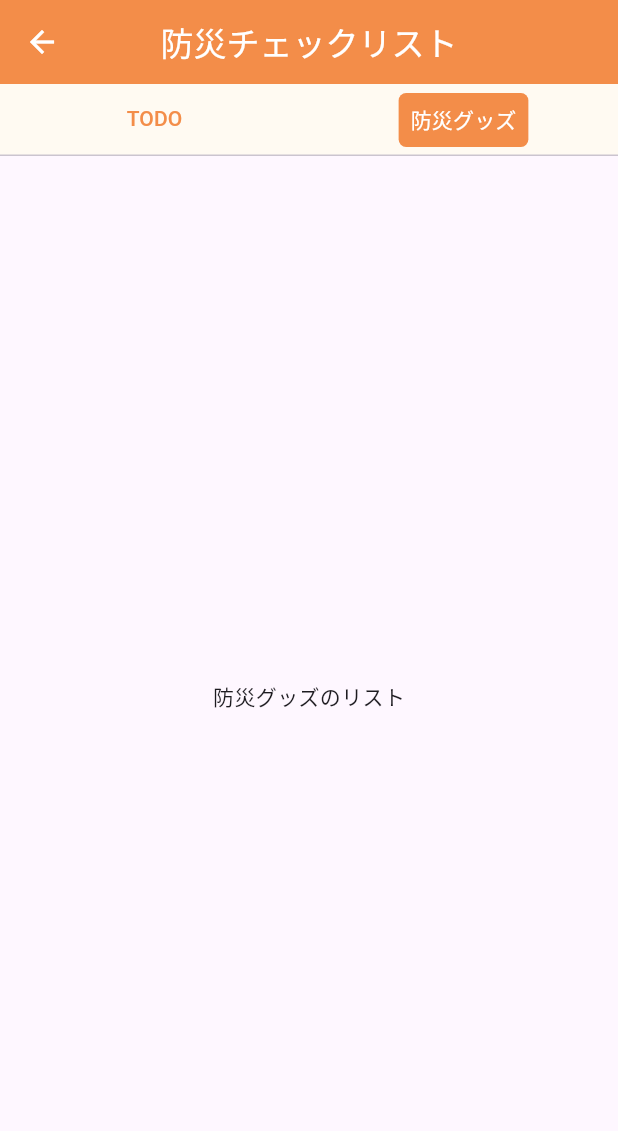
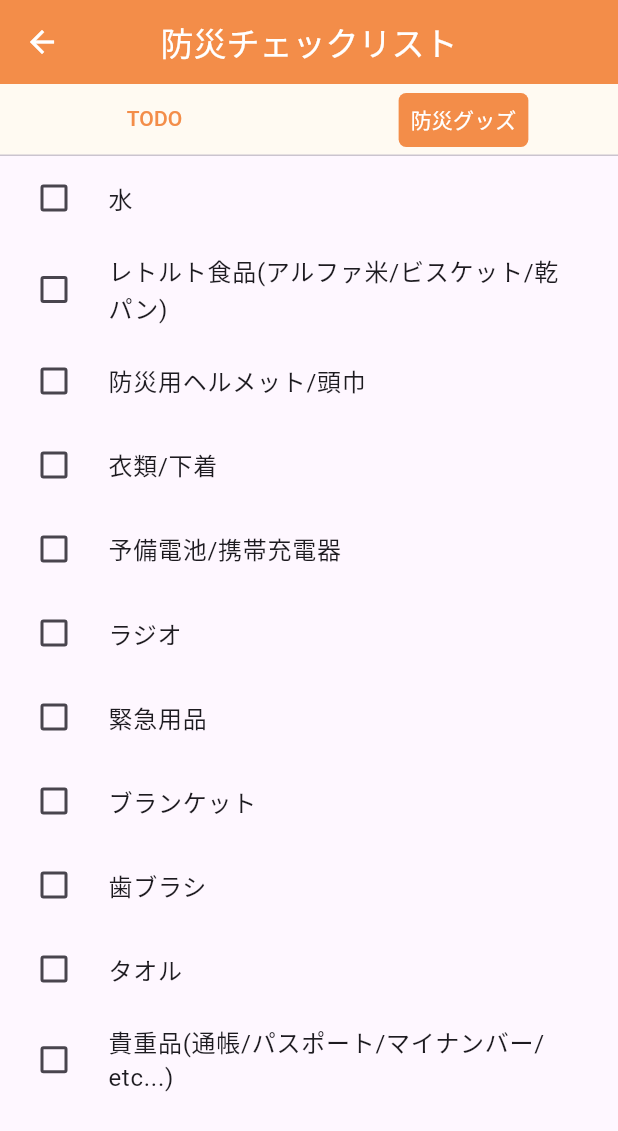
Before and after one commit to raisu3141/home_escape, a Flutter app: the CheckPage screen opened directly, tab 2 chosen, on a phone screen of 412 x 824 dp. Shown: the top 1131 px of the screen. Run offline on Flutter 3.47's test engine with Material 3 defaults, Android fonts, the phone set to English and light mode, and no system bars; our stand-ins replace flutter_hooks, flutter_riverpod; Roboto replaces fonts that are missing (dotGothic16).

Commit message:
実際の値の代入

```diff
--- a/lib/pages/check_page.dart
+++ b/lib/pages/check_page.dart
@@ -28,13 +28,30 @@ class _ChecklistPageState extends State<CheckPage>
     with SingleTickerProviderStateMixin {
   late TabController _tabController;
 
-  List<ChecklistItem> _items = [
-    ChecklistItem(name: "aaa", isChecked: true),
-    ChecklistItem(name: "aaa", isChecked: false),
-    ChecklistItem(name: "aaa", isChecked: true),
-    ChecklistItem(name: "aaa", isChecked: true),
-    ChecklistItem(name: "aaa", isChecked: true),
-    ChecklistItem(name: "aaa", isChecked: true),
+  List<ChecklistItem> _lists = [
+    ChecklistItem(name: "枕元にスリッパを置く", isChecked: false),
+    ChecklistItem(name: "ガスの元栓確認", isChecked: false),
+    ChecklistItem(name: "消火器の場所確認", isChecked: false),
+    ChecklistItem(name: "家電をベルトやストッパーで固定", isChecked: false),
+    ChecklistItem(name: "窓ガラスの近くに大型の家電や家具を置いていない", isChecked: false),
+    ChecklistItem(name: "ガラスにフィルムを張るなど飛散防止", isChecked: false),
+    ChecklistItem(name: "家具が転倒しても、避難経路を塞がないように置く", isChecked: false),
+    ChecklistItem(name: "吊り下げ式の家具に揺れ防止", isChecked: false),
+    ChecklistItem(name: "防災グッズの用意", isChecked: false),
+  ];
+
+  List<ChecklistItem> _goods = [
+    ChecklistItem(name: "水", isChecked: false),
+    ChecklistItem(name: "レトルト食品(アルファ米/ビスケット/乾パン)", isChecked: false),
+    ChecklistItem(name: "防災用ヘルメット/頭巾", isChecked: false),
+    ChecklistItem(name: "衣類/下着", isChecked: false),
+    ChecklistItem(name: "予備電池/携帯充電器", isChecked: false),
+    ChecklistItem(name: "ラジオ", isChecked: false),
+    ChecklistItem(name: "緊急用品", isChecked: false),
+    ChecklistItem(name: "ブランケット", isChecked: false),
+    ChecklistItem(name: "歯ブラシ", isChecked: false),
+    ChecklistItem(name: "タオル", isChecked: false),
+    ChecklistItem(name: "貴重品(通帳/パスポート/マイナンバー/etc...)", isChecked: false),
   ];
 
   @override
@@ -69,6 +86,8 @@ class _ChecklistPageState extends State<CheckPage>
             ), // インジケータの色を指定
             indicatorPadding:
                 EdgeInsets.fromLTRB(-8.0, 6.0, -8.0, 6.0), // 左右8.0, 上下4.0の余白
+            overlayColor: MaterialStateProperty.all<Color>(
+                Color(Constant.mainColor).withOpacity(0.2)),
           ),
         ),
       ),
@@ -77,23 +96,37 @@ class _ChecklistPageState extends State<CheckPage>
         children: [
           // TODOタブの内容
           ListView.builder(
-            itemCount: _items.length,
+            itemCount: _lists.length,
             itemBuilder: (context, index) {
               return CheckboxListTile(
-                title: Text(_items[index].name),
-                value: _items[index].isChecked,
-                activeColor: Colors.orange,
+                controlAffinity: ListTileControlAffinity.leading,
+                title: Text(_lists[index].name),
+                value: _lists[index].isChecked,
+                activeColor: Color(Constant.mainColor),
                 onChanged: (bool? value) {
                   setState(() {
-                    _items[index].isChecked = value ?? false;
+                    _lists[index].isChecked = value ?? false;
                   });
                 },
               );
             },
           ),
           // 防災グッズタブの内容
-          Center(
-            child: Text("防災グッズのリスト"),
+          ListView.builder(
+            itemCount: _goods.length,
+            itemBuilder: (context, index) {
+              return CheckboxListTile(
+                controlAffinity: ListTileControlAffinity.leading,
+                title: Text(_goods[index].name),
+                value: _goods[index].isChecked,
+                activeColor: Colors.orange,
+                onChanged: (bool? value) {
+                  setState(() {
+                    _goods[index].isChecked = value ?? false;
+                  });
+                },
+              );
+            },
           ),
         ],
       ),
```
